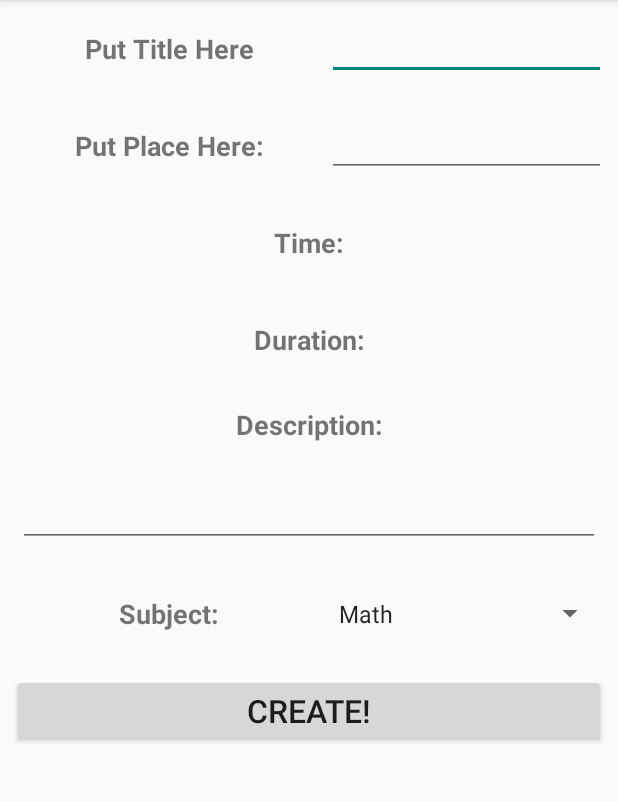
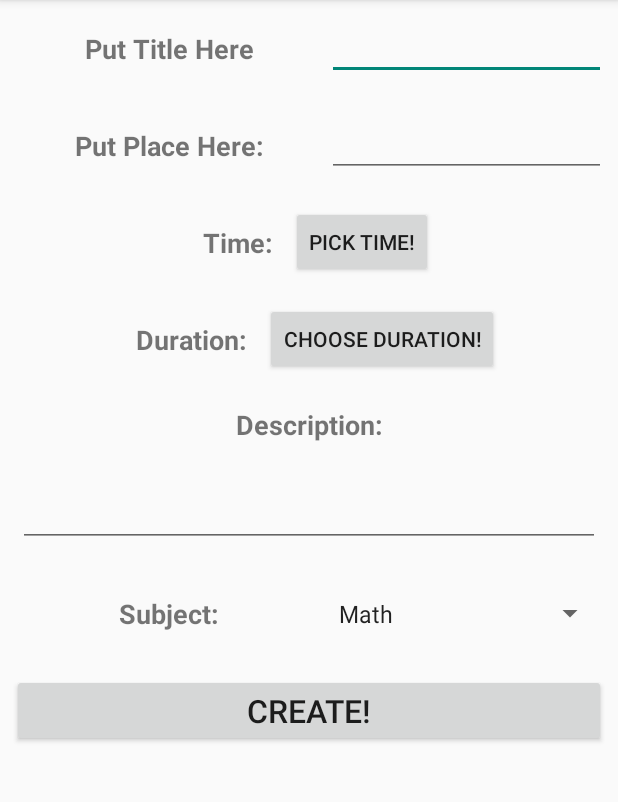
Before and after one commit to ReggieApps/StudyBuddy-1, an Android app: the createEventFragment screen opened directly, with no data from a screen before it, on a phone screen of 412 x 824 dp, the part 84-886 px from its top. Run offline under Robolectric (Android 15) with nearby library versions, the phone set to English and light mode, and no system bars.

Commit message:
Jon's Branch-Commit 1: Implemented buttons in create even with a time picker

```diff
--- a/app/src/main/java/com/example/adriangracia/studybuddy/fragment/createEventFragment.java
+++ b/app/src/main/java/com/example/adriangracia/studybuddy/fragment/createEventFragment.java
@@ -6,18 +6,52 @@ import android.support.v4.app.Fragment;
 import android.view.LayoutInflater;
 import android.view.View;
 import android.view.ViewGroup;
+import android.widget.Button;
 
 import com.example.adriangracia.studybuddy.R;
+import com.example.adriangracia.studybuddy.dialogs.TimePickerDialogFragment;
 
 /**
  * Created by rgpaul on 4/20/2015.
  */
-public class createEventFragment extends Fragment {
+public class createEventFragment extends Fragment implements View.OnClickListener{
+
+    private static final String TAG = "CreateEventFragment";
+    public static final int REQUEST_CODE = 1;
+
+    @Override
+    public void onClick(View view) {
+
+        int id = view.getId();
+
+        switch (id){
+            case R.id.button_create_pick_time:
+                TimePickerDialogFragment picker = new TimePickerDialogFragment();
+                picker.setTargetFragment(createEventFragment.this,REQUEST_CODE);
+                picker.show(getActivity().getSupportFragmentManager(),TAG);
+                break;
+            case R.id.button_create_pick_duration:
+                break;
+            default:
+                break;
+        }
+    }
 
     public View onCreateView(LayoutInflater inflater, @Nullable ViewGroup container, @Nullable Bundle savedInstanceState) {
         View v = inflater.inflate(R.layout.fragment_create_event, container, false);
 
 
+
+        Button pickTime = (Button)v.findViewById(R.id.button_create_pick_time);
+        pickTime.setOnClickListener(this);
+
+        Button chooseDuration = (Button)v.findViewById(R.id.button_create_pick_duration);
+        chooseDuration.setOnClickListener(this);
+
+
+
+
+
         return v;
     }
 }
--- a/app/src/main/java/com/example/adriangracia/studybuddy/singleFragmentActivity.java
+++ b/app/src/main/java/com/example/adriangracia/studybuddy/singleFragmentActivity.java
@@ -11,8 +11,8 @@ public abstract class singleFragmentActivity extends ActionBarActivity {
     @Override
     protected void onCreate(Bundle savedInstanceState) {
         super.onCreate(savedInstanceState);
+        setContentView(R.layout.single_fragment_container);
 
-        setContentView(R.layout.single_fragment_container);
         Fragment aFrag = getSupportFragmentManager().findFragmentById(R.id.frame_layout_fragment_container);
 
         if(aFrag == null) {
--- a/app/src/main/res/layout/fragment_create_event.xml
+++ b/app/src/main/res/layout/fragment_create_event.xml
@@ -58,6 +58,7 @@
 
         <LinearLayout
             android:layout_margin="8dp"
+            android:gravity="center"
             android:orientation="horizontal"
             android:layout_width="match_parent"
             android:layout_height="wrap_content">
@@ -69,8 +70,13 @@
                 android:gravity="center"
                 android:textSize="18sp"
                 android:text="Time:"
-                android:layout_width="0dp"
-                android:layout_weight="1"
+                android:layout_width="wrap_content"
+                android:layout_height="wrap_content" />
+
+            <Button
+                android:id="@+id/button_create_pick_time"
+                android:text="Pick Time!"
+                android:layout_width="wrap_content"
                 android:layout_height="wrap_content" />
 
 
@@ -80,6 +86,7 @@
 
         <LinearLayout
             android:layout_margin="8dp"
+            android:gravity="center"
             android:orientation="horizontal"
             android:layout_width="match_parent"
             android:layout_height="wrap_content">
@@ -91,19 +98,13 @@
                 android:gravity="center"
                 android:textSize="18sp"
                 android:text="Duration:"
-                android:layout_width="0dp"
-                android:layout_weight="1"
+                android:layout_width="wrap_content"
                 android:layout_height="wrap_content" />
-
-
-            <!--    <Spinner
-                   android:id="@+id/spinner_1"
-
-                   android:layout_weight="1"
-                  android:entries="@array/array_hours"
-                android:layout_width="0dp"
-                android:layout_height="match_parent">
-            </Spinner>-->
+            <Button
+                android:id="@+id/button_create_pick_duration"
+                android:text="Choose Duration!"
+                android:layout_width="wrap_content"
+                android:layout_height="wrap_content" />
         </LinearLayout>
 
         <TextView
```
Also changed, not shown: app/src/main/AndroidManifest.xml (+15 -1 lines), app/src/main/java/com/example/adriangracia/studybuddy/dialogs/TimePickerDialogFragment.java (added, +74 -0 lines), app/src/main/res/layout/dialog_fragment_time_picker.xml (added, +15 -0 lines), 1 other file.
